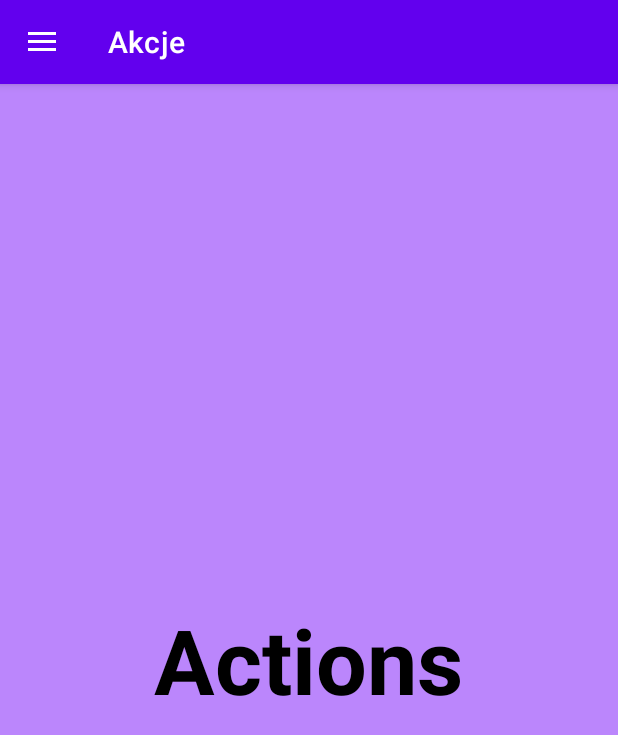
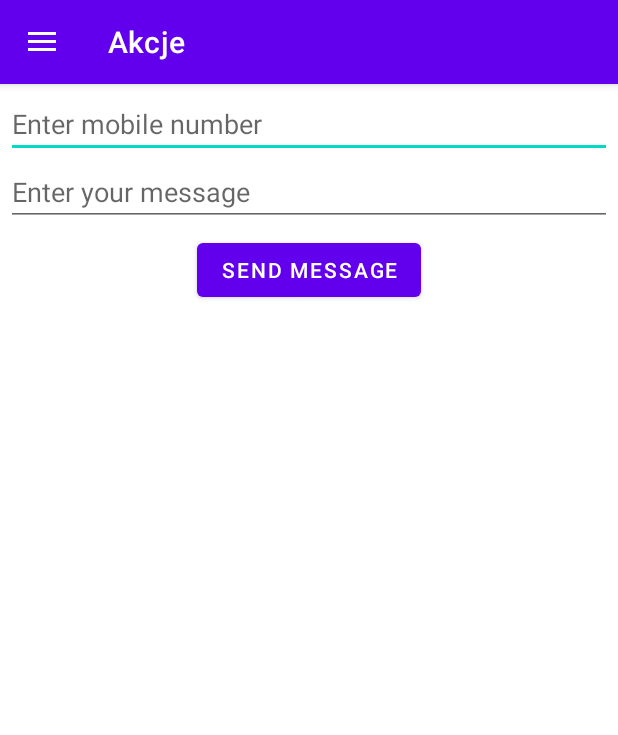
Before and after one commit to minni0n/Remloc, an Android app: the HomeActivity screen opened directly, with no data from a screen before it, in the side drawer, after a tap on "Akcje", on a phone screen of 412 x 824 dp. Shown: the top 735 px of the screen. Run offline under Robolectric (Android 15) with nearby library versions, the phone set to English and light mode, and no system bars; our stand-ins replace CircleImageView.

Commit message:
sendsms from action panel

```diff
--- a/app/build.gradle
+++ b/app/build.gradle
@@ -51,9 +51,10 @@ dependencies {
     implementation 'com.google.android.material:material:1.6.0'
     implementation 'androidx.constraintlayout:constraintlayout:2.1.4'
     implementation 'com.google.android.gms:play-services-location:19.0.1'
-    implementation 'com.google.firebase:firebase-auth:21.0.4'
+    implementation 'com.google.firebase:firebase-auth:21.0.5'
     implementation 'de.hdodenhof:circleimageview:3.1.0'
     implementation 'androidx.legacy:legacy-support-v4:1.0.0'
+    implementation 'com.google.android.libraries.places:places:2.6.0'
     testImplementation 'junit:junit:4.13.2'
     androidTestImplementation 'androidx.test.ext:junit:1.1.3'
     androidTestImplementation 'androidx.test.espresso:espresso-core:3.4.0'
--- a/app/src/main/java/com/example/remloc1/ActionsFragment.kt
+++ b/app/src/main/java/com/example/remloc1/ActionsFragment.kt
@@ -1,22 +1,97 @@
 package com.example.remloc1
 
+import android.Manifest
+import android.annotation.SuppressLint
+import android.app.Notification
+import android.app.NotificationChannel
+import android.app.NotificationManager
+import android.content.Context
+import android.content.pm.PackageManager
 import android.os.Bundle
-import androidx.fragment.app.Fragment
+import android.telephony.SmsManager
+import android.text.TextUtils
 import android.view.LayoutInflater
 import android.view.View
 import android.view.ViewGroup
-import com.example.remloc1.R
+import android.widget.Button
+import android.widget.EditText
+import android.widget.Toast
+import androidx.core.app.ActivityCompat
+import androidx.core.content.ContextCompat
+import androidx.core.content.ContextCompat.getSystemService
+import androidx.fragment.app.Fragment
+import com.example.remloc1.databinding.FragmentActionsBinding
 
 
 class ActionsFragment : Fragment() {
 
-    override fun onCreate(savedInstanceState: Bundle?) {
-        super.onCreate(savedInstanceState)
+    lateinit var button: Button
+    lateinit var editTextNumber: EditText
+    lateinit var editTextMessage: EditText
+    private val permissionRequest = 101
+
+    @SuppressLint("ServiceCast")
+    override fun onCreateView(
+        inflater: LayoutInflater, container: ViewGroup?,
+        savedInstanceState: Bundle?
+    ): View? {
+        // Inflate the layout for this fragment
+
+
+
+        val bind = FragmentActionsBinding.inflate(layoutInflater)
+
+        editTextNumber = bind.editTextNum
+        editTextMessage = bind.editTextMsg
+        button = bind.btnSendMsg
+
+        button.setOnClickListener{
+            sendMessage()
+        }
+
+        return bind.root
     }
 
-    override fun onCreateView(inflater: LayoutInflater, container: ViewGroup?,
-                              savedInstanceState: Bundle?): View? {
-        // Inflate the layout for this fragment
-        return inflater.inflate(R.layout.fragment_actions, container, false)
+
+    private fun sendMessage() {
+        val permissionCheck = activity?.let { ContextCompat.checkSelfPermission(it, Manifest.permission.SEND_SMS) }
+        if (permissionCheck == PackageManager.PERMISSION_GRANTED) {
+            myMessage()
+        } else {
+            activity?.let {
+                ActivityCompat.requestPermissions(
+                    it, arrayOf(Manifest.permission.SEND_SMS),
+                    permissionRequest)
+            }
+        }
     }
+    private fun myMessage() {
+        val myNumber: String = editTextNumber.text.toString().trim()
+        val myMsg: String = editTextMessage.text.toString().trim()
+        if (myNumber == "" || myMsg == "") {
+            Toast.makeText(activity, "Field cannot be empty", Toast.LENGTH_SHORT).show()
+        } else {
+            if (TextUtils.isDigitsOnly(myNumber)) {
+                val smsManager: SmsManager = SmsManager.getDefault()
+                smsManager.sendTextMessage(myNumber, null, myMsg, null, null)
+                Toast.makeText(activity, "Message Sent", Toast.LENGTH_SHORT).show()
+            } else {
+                Toast.makeText(activity, "Please enter the correct number", Toast.LENGTH_SHORT).show()
+            }
+        }
+    }
+    override fun onRequestPermissionsResult(requestCode: Int, permissions: Array<out String>, grantResults:
+    IntArray) {
+        super.onRequestPermissionsResult(requestCode, permissions, grantResults)
+        if (requestCode == permissionRequest) {
+            if (grantResults[0] == PackageManager.PERMISSION_GRANTED) {
+                myMessage();
+            } else {
+                Toast.makeText(activity, "You don't have required permission to send a message",
+                    Toast.LENGTH_SHORT).show();
+            }
+        }
+    }
+
+
 }
--- a/app/src/main/java/com/example/remloc1/HomeActivity.kt
+++ b/app/src/main/java/com/example/remloc1/HomeActivity.kt
@@ -64,7 +64,7 @@ class HomeActivity : AppCompatActivity() {
 
             when(it.itemId){
 
-                R.id.nav_places -> startActivity(intent)
+                R.id.nav_places -> replaceFragment(PlacesFragment(), it.title.toString())
                 R.id.nav_actions -> replaceFragment(ActionsFragment(), it.title.toString())
                 R.id.nav_game_miejska -> replaceFragment(GameMiejskaFragment(), it.title.toString())
                 R.id.nav_settings -> replaceFragment(SettingsFragment(), it.title.toString())
@@ -96,7 +96,7 @@ class HomeActivity : AppCompatActivity() {
         navEmail.text = SavedPreference.getEmail(this)
 
 
-        //photoSet
+        //SetPhoto
         val sp: SharedPreferences = getSharedPreferences("enter", MODE_PRIVATE)
         val url = sp.getString("imgUrl", null)
         val navPhoto: CircleImageView = headerView.findViewById(R.id.photo)
--- a/app/src/main/java/com/example/remloc1/PlacesFragment.kt
+++ b/app/src/main/java/com/example/remloc1/PlacesFragment.kt
@@ -1,19 +1,31 @@
 package com.example.remloc1
 
+import android.content.Intent
 import android.os.Bundle
 import android.view.LayoutInflater
 import android.view.View
 import android.view.ViewGroup
 import androidx.fragment.app.Fragment
+import com.example.remloc1.databinding.FragmentPlacesBinding
+
+class PlacesFragment : Fragment() {
 
 
-class PlacesFragment : Fragment() {
 
     override fun onCreateView(
         inflater: LayoutInflater, container: ViewGroup?,
         savedInstanceState: Bundle?
     ): View? {
         // Inflate the layout for this fragment
-        return inflater.inflate(R.layout.fragment_places, container, false)
+
+        val bind = FragmentPlacesBinding.inflate(layoutInflater)
+
+        bind.openMapBtn.setOnClickListener{
+            val intent = Intent(this@PlacesFragment.requireContext(), MapsActivity::class.java)
+            startActivity(intent)
+        }
+
+        return bind.root
     }
+
 }
--- a/app/src/main/res/layout/fragment_actions.xml
+++ b/app/src/main/res/layout/fragment_actions.xml
@@ -1,18 +1,29 @@
 <?xml version="1.0" encoding="utf-8"?>
-<FrameLayout xmlns:android="http://schemas.android.com/apk/res/android"
+<LinearLayout xmlns:android="http://schemas.android.com/apk/res/android"
     xmlns:tools="http://schemas.android.com/tools"
     android:layout_width="match_parent"
     android:layout_height="match_parent"
-    android:background="@color/purple_200"
+    android:orientation="vertical"
+    android:padding="4dp"
     tools:context=".ActionsFragment">
-
-    <TextView
+    <EditText
+        android:id="@+id/editTextNum"
+        android:layout_width="match_parent"
+        android:layout_height="wrap_content"
+        android:hint="Enter mobile number"
+        android:textColor="@android:color/black" />
+    <EditText
+        android:id="@+id/editTextMsg"
+        android:layout_width="match_parent"
+        android:layout_height="wrap_content"
+        android:hint="Enter your message"
+        android:textColor="@android:color/black" />
+    <Button
+        android:id="@+id/btnSendMsg"
         android:layout_width="wrap_content"
         android:layout_height="wrap_content"
         android:layout_gravity="center"
-        android:text="Actions"
-        android:textStyle="bold"
-        android:textColor="@color/black"
-        android:textSize="60sp"/>
-
-</FrameLayout>
+        android:layout_marginTop="5dp"
+        android:onClick="sendMessage"
+        android:text="Send Message" />
+</LinearLayout>
--- a/app/src/main/res/layout/fragment_places.xml
+++ b/app/src/main/res/layout/fragment_places.xml
@@ -7,4 +7,10 @@
     tools:context=".PlacesFragment">
 
 
+    <Button
+        android:id="@+id/openMapBtn"
+        android:layout_width="wrap_content"
+        android:layout_height="wrap_content"
+        android:layout_gravity="center"
+        android:text="Open Map" />
 </FrameLayout>
```
Also changed, not shown: app/src/main/AndroidManifest.xml (+9 -10 lines), app/src/main/java/com/example/remloc1/PlacesActivity.kt (+27 -2 lines), app/src/main/res/layout/activity_places.xml (+12 -2 lines).
